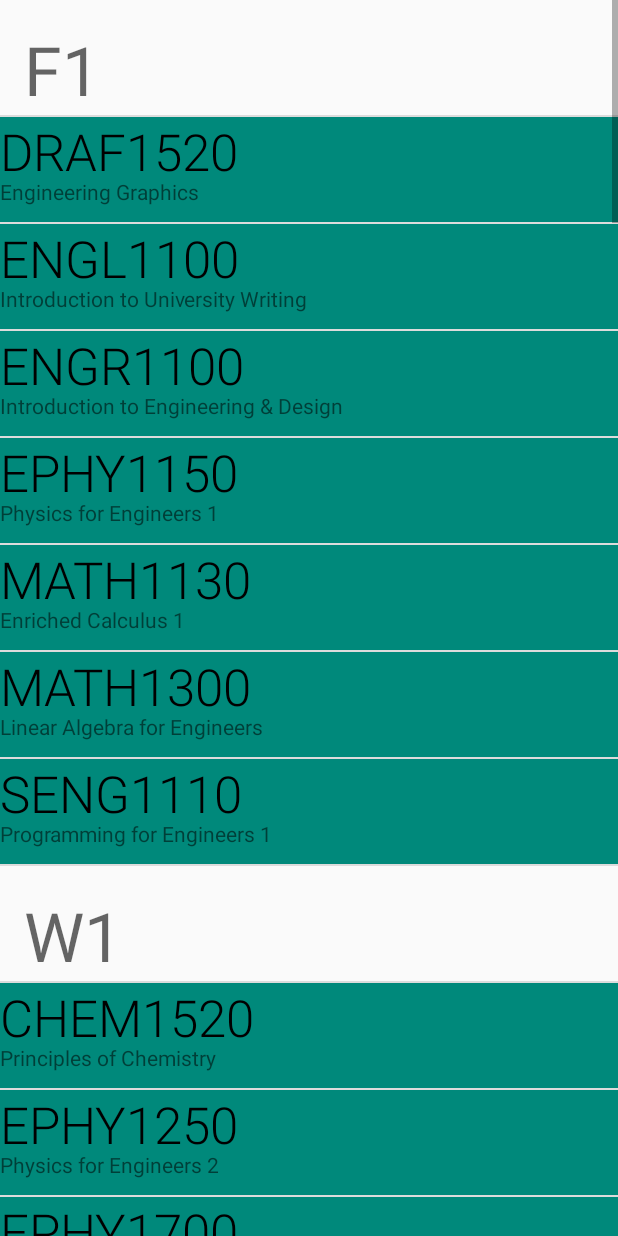
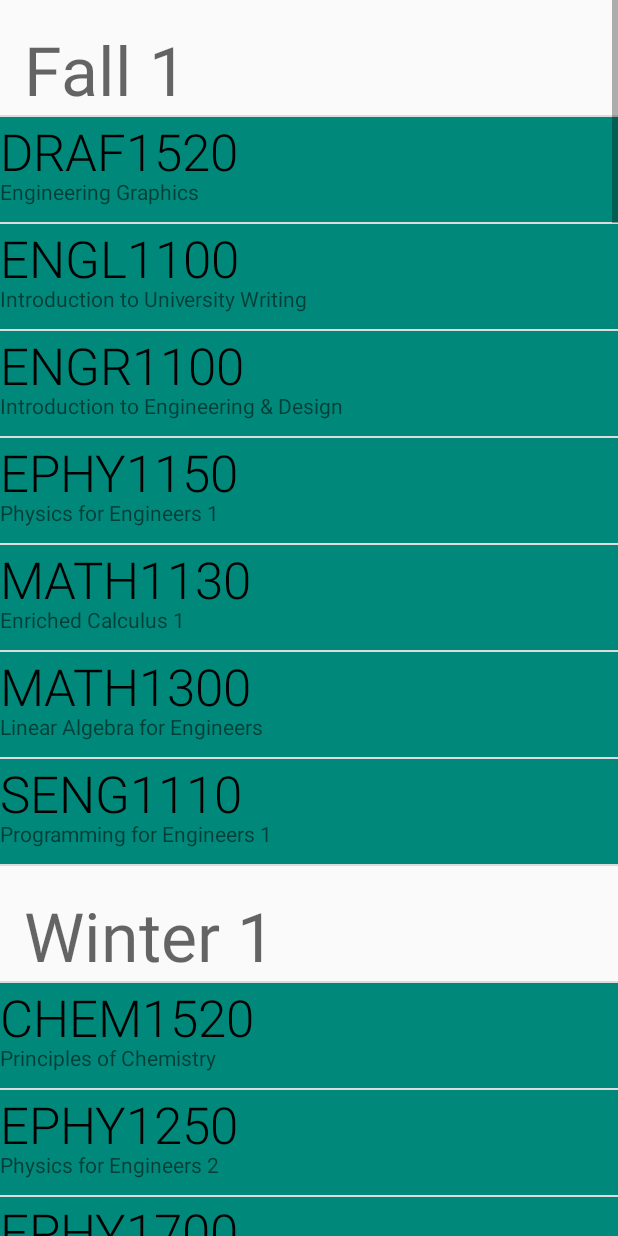
Before and after one commit to henglicad/group1apk, an Android app: the screen it shows after launch (QuickView), after a tap on "QUICK VIEW", on a phone screen of 412 x 824 dp. Run offline under Robolectric (Android 15) with nearby library versions, the phone set to English and light mode, and no system bars.

Commit message:
List View With Headings Working

```diff
--- a/app/src/main/java/com/group1/EngPlan/CourseAdapter.java
+++ b/app/src/main/java/com/group1/EngPlan/CourseAdapter.java
@@ -67,8 +67,41 @@ public class CourseAdapter extends BaseAdapter {
             TextView courseSem = (TextView) v.findViewById(R.id.TextViewSemester);
 
             String semester = idealScheduleName.get(position);
+            String display = " ";
+            switch(semester){
+                case "F1":
+                    display = "Fall 1";
+                    break;
+                case "W1":
+                    display = "Winter 1";
+                    break;
+                case "F2":
+                    display = "Fall 2";
+                    break;
+                case "W2":
+                    display = "Winter 2";
+                    break;
+                case "F3":
+                    display = "Fall 3";
+                    break;
+                case "W3":
+                    display = "Winter 3";
+                    break;
+                case "F4":
+                    display = "Fall 4";
+                    break;
+                case "W4":
+                    display = "Winter 4";
+                    break;
+                case "F5":
+                    display = "Fall 5";
+                    break;
+                case "W5":
+                    display = "Winter 5";
+                    break;
+            }
 
-            courseSem.setText(semester);
+            courseSem.setText(display);
             return v;
         }
 
--- a/app/src/main/java/com/group1/EngPlan/CourseDetails.java
+++ b/app/src/main/java/com/group1/EngPlan/CourseDetails.java
@@ -3,13 +3,10 @@ package com.group1.EngPlan;
 import android.content.Intent;
 import android.database.Cursor;
 import android.os.Bundle;
-import android.util.Log;
 import android.view.View;
 import android.widget.TextView;
 
 import androidx.appcompat.app.AppCompatActivity;
-
-import static com.group1.EngPlan.DatabaseHandler.LOG_TAG;
 
 public class CourseDetails extends AppCompatActivity {
 
@@ -79,7 +76,7 @@ public class CourseDetails extends AppCompatActivity {
 
             toList.setText(temp + "\n");
             for(int i = 6; i <= 8; i++){
-                temp = data.getString(4);
+                temp = data.getString(i);
                 if(temp != null) {
                     toList.append(temp + "\n");
                 }
--- a/app/src/main/java/com/group1/EngPlan/DatabaseHandler.java
+++ b/app/src/main/java/com/group1/EngPlan/DatabaseHandler.java
@@ -96,50 +96,50 @@ public class DatabaseHandler extends SQLiteOpenHelper {
         db.execSQL("INSERT INTO " + COURSE_LIST_TABLE + " VALUES ('COOP2080', 'Work Term 1', 'F', 'COOP1000', null, null, null, null, null);");
         db.execSQL("INSERT INTO " + COURSE_LIST_TABLE + " VALUES ('COOP2180', 'Work Term 2', 'F', 'COOP1000', 'COOP2180', null, null, null, null);");
         db.execSQL("INSERT INTO " + COURSE_LIST_TABLE + " VALUES ('CENG2010', 'Computer Architecture & Assembly Language', 'F', 'MATH1230', 'SENG1210', 'SENG3130', 'CENG3010', null, null);");
-        db.execSQL("INSERT INTO " + COURSE_LIST_TABLE + " VALUES ('CENG2030', 'Introduction to Digital Signal Processing', 'W', 'MATH2110', null, null, null, null, null);");
+        db.execSQL("INSERT INTO " + COURSE_LIST_TABLE + " VALUES ('CENG2030', 'Introduction to Digital Signal Processing', 'W', null, null, null, null, null, null);");
         db.execSQL("INSERT INTO " + COURSE_LIST_TABLE + " VALUES ('CENG3010', 'Computer System Design', 'F', 'CENG2010', 'EPHY2990', 'CENG3020', null, null, null);");
         db.execSQL("INSERT INTO " + COURSE_LIST_TABLE + " VALUES ('CENG3020', 'Real Time Systems Design', 'W', 'CENG3010', null, null, null, null, null);");
-        db.execSQL("INSERT INTO " + COURSE_LIST_TABLE + " VALUES ('CENG3310', 'Digital Communications Systems', 'F', 'EPHY2100', 'MATH2240', 'CENG4320', null, null, null);");
+        db.execSQL("INSERT INTO " + COURSE_LIST_TABLE + " VALUES ('CENG3310', 'Digital Communications Systems', 'F', 'EPHY2100', null, 'CENG4320', null, null, null);");
         db.execSQL("INSERT INTO " + COURSE_LIST_TABLE + " VALUES ('CENG4320', 'Communications Networks', 'W', 'CENG3310', null, null, null, null, null);");
         db.execSQL("INSERT INTO " + COURSE_LIST_TABLE + " VALUES ('CHEM1520', 'Principles of Chemistry', 'W', null, null, null, null, null, null);");
         db.execSQL("INSERT INTO " + COURSE_LIST_TABLE + " VALUES ('CMNS1290', 'Introduction to Professional Writing', 'B', 'ENGL1100', null, null, null, null, null);");
         db.execSQL("INSERT INTO " + COURSE_LIST_TABLE + " VALUES ('COMP3410', 'Operating Systems', 'B', 'SENG3110', null, null, null, null, null);");
         db.execSQL("INSERT INTO " + COURSE_LIST_TABLE + " VALUES ('COMP3610', 'Database Management Systems Design', 'B', 'SENG3110', null, null, null, null, null);");
         db.execSQL("INSERT INTO " + COURSE_LIST_TABLE + " VALUES ('DRAF1520', 'Engineering Graphics', 'F', null, null, null, null, null, null);");
-        db.execSQL("INSERT INTO " + COURSE_LIST_TABLE + " VALUES ('EENG3010', 'Introduction to Control Systems', 'W', 'MATH2240', null, null, null, null, null);");
-        db.execSQL("INSERT INTO " + COURSE_LIST_TABLE + " VALUES ('ENGL1100', 'Introduction to University Writing', 'B', 'MATH2240', null, null, null, null, null);");
+        db.execSQL("INSERT INTO " + COURSE_LIST_TABLE + " VALUES ('EENG3010', 'Introduction to Control Systems', 'W', null, null, null, null, null, null);");
+        db.execSQL("INSERT INTO " + COURSE_LIST_TABLE + " VALUES ('ENGL1100', 'Introduction to University Writing', 'B', null, null, 'CMNS1290', null, null, null);");
         db.execSQL("INSERT INTO " + COURSE_LIST_TABLE + " VALUES ('ENGR1100', 'Introduction to Engineering & Design', 'B', null, null, null, null, null, null);");
-        db.execSQL("INSERT INTO " + COURSE_LIST_TABLE + " VALUES ('ENGR2200', 'Engineering in Society, Health and Safety', 'F', null, null, null, null, null, null);");
-        db.execSQL("INSERT INTO " + COURSE_LIST_TABLE + " VALUES ('ENGR2300', 'Engineering Management', 'W', null, null, null, null, null, null);");
-        db.execSQL("INSERT INTO " + COURSE_LIST_TABLE + " VALUES ('ENGR2400', 'Engineering Economics', 'W', null, null, null, null, null, null);");
-        db.execSQL("INSERT INTO " + COURSE_LIST_TABLE + " VALUES ('ENGR3300', 'Engineering Professional Ethics', 'W', null, null, null, null, null, null);");
-        db.execSQL("INSERT INTO " + COURSE_LIST_TABLE + " VALUES ('EPHY1150', 'Physics for Engineers 1', 'F', null, null, 'EPHY1250', 'EPHY1700', 'EPHY1990', 'PHYS1250');");
-        db.execSQL("INSERT INTO " + COURSE_LIST_TABLE + " VALUES ('EPHY1250', 'Physics for Engineers 2', 'W', 'EPHY1150', null, 'EPHY2200', null, null, null);");
+        db.execSQL("INSERT INTO " + COURSE_LIST_TABLE + " VALUES ('ENGR2200', 'Engineering in Society, Health and Safety', 'F', null, null, 'ENGR2300', 'ENGR2400', 'ENGR3300', null);");
+        db.execSQL("INSERT INTO " + COURSE_LIST_TABLE + " VALUES ('ENGR2300', 'Engineering Management', 'W', 'ENGR2200', null, 'SENG3130', null, null, null);");
+        db.execSQL("INSERT INTO " + COURSE_LIST_TABLE + " VALUES ('ENGR2400', 'Engineering Economics', 'W', 'ENGR2200', null, null, null, null, null);");
+        db.execSQL("INSERT INTO " + COURSE_LIST_TABLE + " VALUES ('ENGR3300', 'Engineering Professional Ethics', 'W', 'ENGR2200', null, null, null, null, null);");
+        db.execSQL("INSERT INTO " + COURSE_LIST_TABLE + " VALUES ('EPHY1150', 'Physics for Engineers 1', 'F', null, null, 'EPHY1250', 'EPHY1700', 'EPHY1990', null);");
+        db.execSQL("INSERT INTO " + COURSE_LIST_TABLE + " VALUES ('EPHY1250', 'Physics for Engineers 2', 'W', 'EPHY1150', null, 'EPHY2200', 'PHYS2250', 'PHYS2150', null);");
         db.execSQL("INSERT INTO " + COURSE_LIST_TABLE + " VALUES ('EPHY1700', 'Engineering Mechanics 1', 'W', 'EPHY1150', null, null, null, null, null);");
         db.execSQL("INSERT INTO " + COURSE_LIST_TABLE + " VALUES ('EPHY1990', 'Introduction to Engineering Measurements', 'W', 'EPHY1150', 'MATH1130', null, null, null, null);");
         db.execSQL("INSERT INTO " + COURSE_LIST_TABLE + " VALUES ('EPHY2200', 'Electrical Properties of Materials', 'F', 'EPHY1250', null, null, null, null, null);");
         db.execSQL("INSERT INTO " + COURSE_LIST_TABLE + " VALUES ('EPHY2300', 'Digital Electronics', 'W', 'PHYS2150', null, null, null, null, null);");
         db.execSQL("INSERT INTO " + COURSE_LIST_TABLE + " VALUES ('EPHY2990', 'ECE Design', 'W', 'PHYS2150', null, 'CENG3010', null, null, null);");
-        db.execSQL("INSERT INTO " + COURSE_LIST_TABLE + " VALUES ('MATH1130', 'Enriched Calculus 1', 'F', null, null, 'EPHY1990', 'MATH1230', 'PHYS2150', null);");
-        db.execSQL("INSERT INTO " + COURSE_LIST_TABLE + " VALUES ('MATH1230', 'Enriched Calculus 2', 'W', 'MATH1130', null, 'CENG2010', null, null, null);");
+        db.execSQL("INSERT INTO " + COURSE_LIST_TABLE + " VALUES ('MATH1130', 'Enriched Calculus 1', 'F', null, null, 'EPHY1990', 'MATH1230', null, null);");
+        db.execSQL("INSERT INTO " + COURSE_LIST_TABLE + " VALUES ('MATH1230', 'Enriched Calculus 2', 'W', 'MATH1130', null, 'CENG2010', 'PHYS2150', null, null);");
         db.execSQL("INSERT INTO " + COURSE_LIST_TABLE + " VALUES ('MATH1300', 'Linear Algebra for Engineers', 'F', null, null, null, null, null, null);");
         db.execSQL("INSERT INTO " + COURSE_LIST_TABLE + " VALUES ('MATH1700', 'Discrete Mathematics', 'B', null, null, null, null, null, null);");
-        db.execSQL("INSERT INTO " + COURSE_LIST_TABLE + " VALUES ('PHYS2150', 'Circuit Analysis', 'F', 'EPHY1150', 'MATH1130', 'EPHY2300', 'EPHY2990', null, null);");
-        db.execSQL("INSERT INTO " + COURSE_LIST_TABLE + " VALUES ('PHYS2250', 'Intermediate Electromagnetism', 'W', 'EPHY1150', null, null, null, null, null);");
+        db.execSQL("INSERT INTO " + COURSE_LIST_TABLE + " VALUES ('PHYS2150', 'Circuit Analysis', 'F', 'EPHY1250', 'MATH1230', 'EPHY2300', 'EPHY2990', null, null);");
+        db.execSQL("INSERT INTO " + COURSE_LIST_TABLE + " VALUES ('PHYS2250', 'Intermediate Electromagnetism', 'W', 'EPHY1250', null, null, null, null, null);");
         db.execSQL("INSERT INTO " + COURSE_LIST_TABLE + " VALUES ('SENG1110', 'Programming for Engineers 1', 'F', null, null, 'SENG1210', null, null, null);");
         db.execSQL("INSERT INTO " + COURSE_LIST_TABLE + " VALUES ('SENG1210', 'Programming for Engineers 2', 'W', 'SENG1110', null, 'SENG3110', 'CENG2010', null, null);");
         db.execSQL("INSERT INTO " + COURSE_LIST_TABLE + " VALUES ('SENG3110', 'Algorithms & Data Structures', 'F', 'SENG1210', 'STAT2230', 'COMP3410', 'COMP3610', 'SENG3120', 'SENG3210');");
         db.execSQL("INSERT INTO " + COURSE_LIST_TABLE + " VALUES ('SENG3120', 'Software Engineering Design: Process & Principles', 'W', 'SENG3110', null, 'SENG4100', 'SENG4130', null, null);");
         db.execSQL("INSERT INTO " + COURSE_LIST_TABLE + " VALUES ('SENG3130', 'Software Requirements and Specifications', 'F', 'CENG2010', 'ENGR2300', 'SENG4230', null, null, null);");
         db.execSQL("INSERT INTO " + COURSE_LIST_TABLE + " VALUES ('SENG3210', 'Applied Software Engineering', 'W', 'SENG3110', null, 'SENG4110', 'SENG4120', 'SENG4140', 'SENG4220');");
-        db.execSQL("INSERT INTO " + COURSE_LIST_TABLE + " VALUES ('SENG4100', 'Software Engineering Design Project', 'F', 'SENG3120', null, null, null, null, null);");
+        db.execSQL("INSERT INTO " + COURSE_LIST_TABLE + " VALUES ('SENG4100', 'Software Engineering Design Project', 'F', 'SENG3210', null, null, null, null, null);");
         db.execSQL("INSERT INTO " + COURSE_LIST_TABLE + " VALUES ('SENG4110', 'Software Testing & Verifications', 'F', 'SENG3210', null, null, null, null, null);");
         db.execSQL("INSERT INTO " + COURSE_LIST_TABLE + " VALUES ('SENG4120', 'Software Model Engineering & Formal Methods', 'F', 'SENG3210', null, null, null, null, null);");
         db.execSQL("INSERT INTO " + COURSE_LIST_TABLE + " VALUES ('SENG4130', 'Software Design Patterns', 'F', 'SENG3120', null, null, null, null, null);");
         db.execSQL("INSERT INTO " + COURSE_LIST_TABLE + " VALUES ('SENG4140', 'Software Quality Engineering', 'W', 'SENG3210', null, null, null, null, null);");
         db.execSQL("INSERT INTO " + COURSE_LIST_TABLE + " VALUES ('SENG4220', 'Software Security Engineering', 'W', 'SENG3210', null, null, null, null, null);");
         db.execSQL("INSERT INTO " + COURSE_LIST_TABLE + " VALUES ('SENG4230', 'Software Estimation', 'W', 'SENG3130', null, null, null, null, null);");
-        db.execSQL("INSERT INTO " + COURSE_LIST_TABLE + " VALUES ('STAT2230', 'Probability and Statistics for Engineers', 'F', null, null, null, null, null, null);");
+        db.execSQL("INSERT INTO " + COURSE_LIST_TABLE + " VALUES ('STAT2230', 'Probability and Statistics for Engineers', 'F', null, null, 'SENG3110', null, null, null);");
         db.execSQL("INSERT INTO " + COURSE_LIST_TABLE + " VALUES ('NSCIXXXX', 'Natural Science Elective', 'B', null, null, null, null, null, null);");
         db.execSQL("INSERT INTO " + COURSE_LIST_TABLE + " VALUES ('SENG41XX', 'Upper Level Technical Elective-1', 'F', 'SENG3210', 'SENG3120', null, null, null, null);");
         db.execSQL("INSERT INTO " + COURSE_LIST_TABLE + " VALUES ('SENG42XX', 'Upper Level Technical Elective-2', 'F', 'SENG3210', 'SENG3120', null, null, null, null);");
--- a/app/src/main/res/values/strings.xml
+++ b/app/src/main/res/values/strings.xml
@@ -1,6 +1,6 @@
 <resources>
-    <string name="app_name">My Application</string>
-    <string name="MainActivitytextView1">Main Activity</string>
+    <string name="app_name">TRU Eng. Planner</string>
+    <string name="MainActivitytextView1">TRU</string>
     <string name="SplashScreentextView1">group1</string>
     <string name="MainActivitybtn1">Make a Plan</string>
     <string name="MainActivitybtn2">Quick View</string>
```
